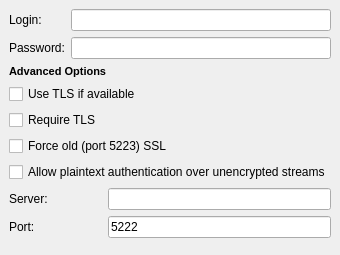
The window that wengophone/src/presentation/qt/imaccount/JabberSettings.ui (tkrotoff/WengoPhone) describes before a commit, drawn with Qt 5.
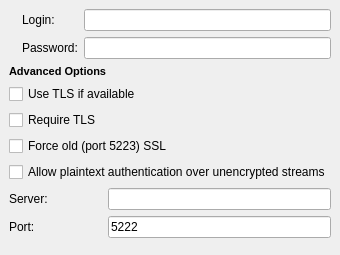
The same window after the commit. Icons and pictures are not drawn.

Diff of the .ui file:
```diff
--- a/wengophone/src/presentation/qt/imaccount/JabberSettings.ui
+++ b/wengophone/src/presentation/qt/imaccount/JabberSettings.ui
@@ -22,20 +22,30 @@
    <property name="spacing" >
     <number>6</number>
    </property>
-   <item row="2" column="0" >
+   <item row="2" column="0" colspan="2" >
     <spacer>
      <property name="orientation" >
       <enum>Qt::Vertical</enum>
      </property>
      <property name="sizeHint" >
       <size>
-       <width>20</width>
-       <height>40</height>
+       <width>287</width>
+       <height>16</height>
       </size>
      </property>
     </spacer>
    </item>
    <item row="0" column="0" >
+    <widget class="QLabel" name="label" >
+     <property name="text" >
+      <string/>
+     </property>
+     <property name="pixmap" >
+      <pixmap resource="../wengophone.qrc" >:/pics/protocol_jabber.png</pixmap>
+     </property>
+    </widget>
+   </item>
+   <item row="0" column="1" >
     <layout class="QGridLayout" >
      <property name="margin" >
       <number>0</number>
@@ -65,7 +75,7 @@
      </item>
     </layout>
    </item>
-   <item row="1" column="0" >
+   <item row="1" column="0" colspan="2" >
     <layout class="QGridLayout" >
      <property name="margin" >
       <number>0</number>
```
Left out of the diff: 4 changed lines with no effect on the pictures.
